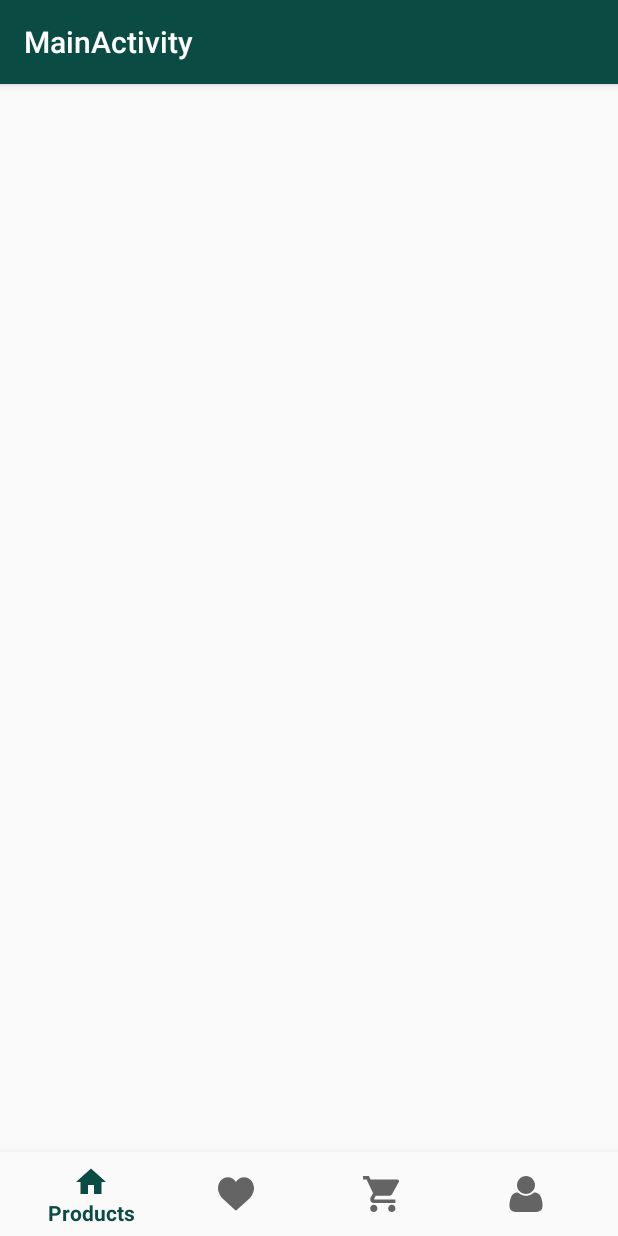
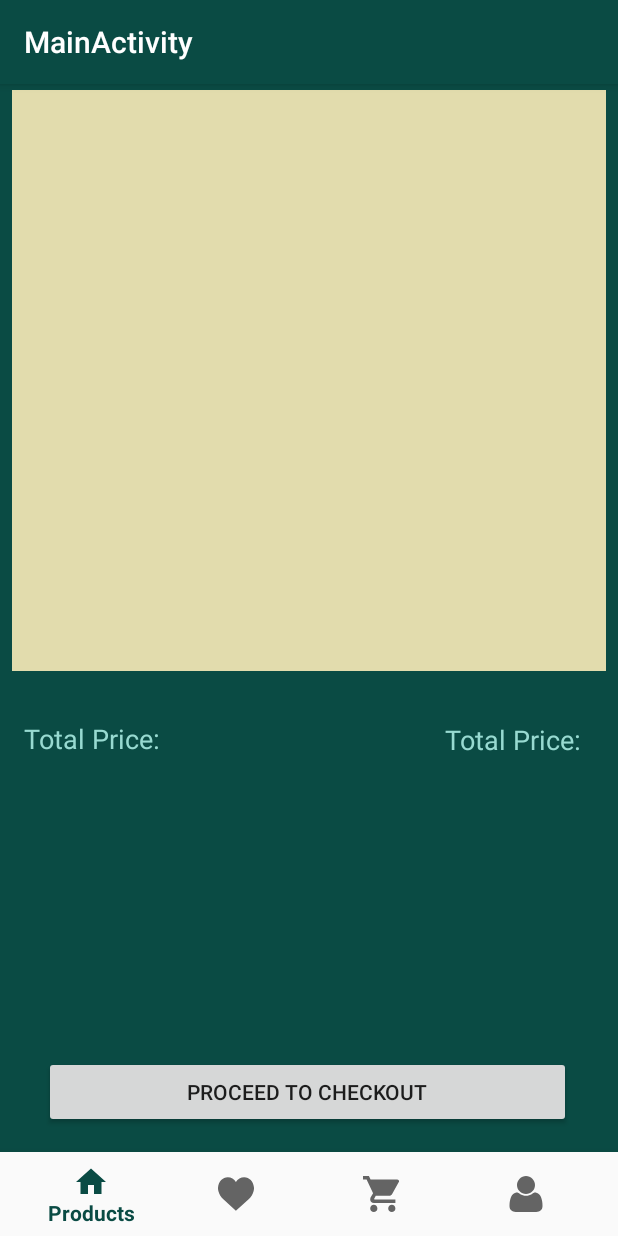
Before and after one commit to Haticenuragba/Crypto-Shopping, an Android app: the fragment CartFragment placed in its activity, on a phone screen of 412 x 824 dp. Run offline under Robolectric (Android 15) with nearby library versions, the phone set to English and light mode, and no system bars; our stand-ins replace Firebase (no records; nobody signed in at launch, a user with empty details on screens opened directly); 2 statements that could not run were skipped.

Commit message:
Proceed to checkout

```diff
--- a/app/src/main/AndroidManifest.xml
+++ b/app/src/main/AndroidManifest.xml
@@ -22,7 +22,8 @@
         <activity
             android:name=".MainActivity"
             android:label="@string/title_activity_main" />
-        <activity android:name=".ProductDetailActivity"></activity>
+        <activity android:name=".ProductDetailActivity" />
+        <activity android:name=".PaymentActivity"></activity>
     </application>
 
 </manifest>
--- a/app/src/main/java/com/crypto_shopping/cryptoshopping/CartFragment.java
+++ b/app/src/main/java/com/crypto_shopping/cryptoshopping/CartFragment.java
@@ -1,17 +1,27 @@
 package com.crypto_shopping.cryptoshopping;
+import android.content.Intent;
 import android.os.Bundle;
 import android.support.annotation.NonNull;
 import android.support.annotation.Nullable;
 import android.support.v4.app.Fragment;
 import android.support.v7.widget.LinearLayoutManager;
 import android.support.v7.widget.RecyclerView;
+import android.util.Log;
 import android.view.LayoutInflater;
 import android.view.View;
 import android.view.ViewGroup;
+import android.widget.Button;
+import android.widget.TextView;
+
 import com.crypto_shopping.cryptoshopping.Objects.ProductInCart;
 import com.firebase.ui.database.FirebaseRecyclerAdapter;
 import com.google.firebase.auth.FirebaseAuth;
+import com.google.firebase.database.DataSnapshot;
+import com.google.firebase.database.DatabaseError;
 import com.google.firebase.database.FirebaseDatabase;
+import com.google.firebase.database.ValueEventListener;
+
+import static com.crypto_shopping.cryptoshopping.MainActivity.favourites;
 
 public class CartFragment extends Fragment {
 
@@ -23,6 +33,10 @@ public class CartFragment extends Fragment {
     }
 
     RecyclerView mRecyclerView;
+    long totalAmount = 0;
+    TextView totalPriceText;
+    Button proceedToCheckOutButton;
+
     @Override
     public void onViewCreated(@NonNull View view, @Nullable Bundle savedInstanceState) {
         super.onViewCreated(view, savedInstanceState);
@@ -30,12 +44,53 @@ public class CartFragment extends Fragment {
         mRecyclerView=getActivity().findViewById(R.id.cartRecyclerView);
         mRecyclerView.setHasFixedSize(true);
         mRecyclerView.setLayoutManager(new LinearLayoutManager(getActivity().getApplicationContext()));
+        totalPriceText = getActivity().findViewById(R.id.totalPrice);
+        proceedToCheckOutButton = getActivity().findViewById(R.id.proceedToCheckOut);
+
+        proceedToCheckOutButton.setOnClickListener(new View.OnClickListener() {
+            @Override
+            public void onClick(View v) {
+                Intent intent = new Intent(getActivity(), PaymentActivity.class);
+                intent.putExtra("AMOUNT_TO_PAY",  totalAmount);
+                startActivity(intent);
+            }
+        });
 
     }
 
     @Override
     public void onStart() {
         super.onStart();
+
+        FirebaseDatabase.getInstance().getReference("Users").child(FirebaseAuth.getInstance().getCurrentUser().getUid()).child("Cart").addValueEventListener(new ValueEventListener() {
+
+
+
+            public void onDataChange(DataSnapshot dataSnapshot) {
+                totalAmount = 0;
+                if(dataSnapshot.exists()){
+                    for (DataSnapshot snapshot : dataSnapshot.getChildren()) {
+
+                        if(snapshot.child("amount").getValue()!=null && snapshot.child("price").getValue()!=null){
+
+                            totalAmount += (long)snapshot.child("amount").getValue() * (long)snapshot.child("price").getValue() ;
+
+                        }
+
+                    }
+                    totalPriceText.setText(Long.toString(totalAmount));
+                }
+
+                Log.v("DEDEDE",Long.toString(totalAmount));
+
+
+            }
+
+            @Override
+            public void onCancelled(DatabaseError databaseError) {
+            }
+        });
+
 
             FirebaseRecyclerAdapter<ProductInCart,CartViewHolder> firebaseRecyclerAdapter = new FirebaseRecyclerAdapter<ProductInCart, CartViewHolder>(
 
@@ -49,7 +104,13 @@ public class CartFragment extends Fragment {
 
                 }
             };
+
+
+
             mRecyclerView.setAdapter(firebaseRecyclerAdapter);
         }
 
-    }
+
+
+
+}
--- a/app/src/main/java/com/crypto_shopping/cryptoshopping/CartViewHolder.java
+++ b/app/src/main/java/com/crypto_shopping/cryptoshopping/CartViewHolder.java
@@ -75,6 +75,7 @@ public class CartViewHolder extends RecyclerView.ViewHolder {
                 selectedAmount = position + 1;
                 product.setAmount(selectedAmount);
                 productPrice.setText(Integer.toString(product.getPrice()*product.getAmount())+" ADA");
+                FirebaseDatabase.getInstance().getReference("Users").child(FirebaseAuth.getInstance().getCurrentUser().getUid()).child("Cart").child(product.getProductID()).child("amount").setValue(selectedAmount);
 
             }
 
@@ -83,6 +84,8 @@ public class CartViewHolder extends RecyclerView.ViewHolder {
                 selectedAmount = product.getAmount();
                 productPrice.setText(Integer.toString(product.getPrice()*product.getAmount())+" ADA");
             }
+
+
         });
 
 
--- a/app/src/main/res/layout/fragment_cart.xml
+++ b/app/src/main/res/layout/fragment_cart.xml
@@ -1,14 +1,84 @@
 <?xml version="1.0" encoding="utf-8"?>
-<FrameLayout xmlns:android="http://schemas.android.com/apk/res/android"
+<android.support.constraint.ConstraintLayout xmlns:android="http://schemas.android.com/apk/res/android"
+    xmlns:app="http://schemas.android.com/apk/res-auto"
     xmlns:tools="http://schemas.android.com/tools"
     android:layout_width="match_parent"
     android:layout_height="match_parent"
+    android:background="@color/colorPrimary"
     tools:context=".CartFragment">
 
     <!-- TODO: Update blank fragment layout -->
+
+
     <android.support.v7.widget.RecyclerView
+        android:id="@+id/cartRecyclerView"
         android:layout_width="match_parent"
-        android:layout_height="match_parent"
-        android:id="@+id/cartRecyclerView"/>
+        android:layout_height="387dp"
+        android:layout_marginStart="8dp"
+        android:layout_marginTop="4dp"
+        android:layout_marginEnd="8dp"
+        android:layout_marginBottom="4dp"
+        android:background="@color/colorAccent"
+        app:layout_constraintBottom_toBottomOf="parent"
+        app:layout_constraintEnd_toEndOf="parent"
+        app:layout_constraintHorizontal_bias="0.0"
+        app:layout_constraintStart_toStartOf="parent"
+        app:layout_constraintTop_toTopOf="parent"
+        app:layout_constraintVertical_bias="0.0" />
 
-</FrameLayout>
+    <TextView
+        android:id="@+id/totalPrice"
+        android:layout_width="wrap_content"
+        android:layout_height="wrap_content"
+        android:layout_margin="16dp"
+        android:layout_marginStart="8dp"
+        android:layout_marginTop="4dp"
+        android:layout_marginEnd="8dp"
+        android:layout_marginBottom="8dp"
+        android:text="@string/total_price"
+        android:textSize="18dp"
+        app:layout_constraintBottom_toBottomOf="parent"
+        app:layout_constraintEnd_toEndOf="parent"
+        app:layout_constraintHorizontal_bias="0.952"
+        app:layout_constraintStart_toEndOf="@+id/textView"
+        app:layout_constraintTop_toBottomOf="@+id/cartRecyclerView"
+        app:layout_constraintVertical_bias="0.066"
+        android:textColor="@color/colorPrimaryDark"/>
+
+    <TextView
+        android:id="@+id/textView"
+        android:layout_width="wrap_content"
+        android:layout_height="wrap_content"
+        android:layout_margin="16dp"
+        android:layout_marginStart="40dp"
+        android:layout_marginTop="4dp"
+        android:layout_marginEnd="8dp"
+        android:layout_marginBottom="8dp"
+        android:text="@string/total_price"
+        android:textSize="18dp"
+        app:layout_constraintBottom_toBottomOf="parent"
+        app:layout_constraintEnd_toEndOf="parent"
+        app:layout_constraintHorizontal_bias="0.0"
+        app:layout_constraintStart_toStartOf="parent"
+        app:layout_constraintTop_toBottomOf="@+id/cartRecyclerView"
+        app:layout_constraintVertical_bias="0.063"
+        android:textColor="@color/colorPrimaryDark"/>
+
+
+    <Button
+        android:id="@+id/proceedToCheckOut"
+        android:layout_width="351dp"
+        android:layout_height="wrap_content"
+        android:layout_margin="16dp"
+        android:layout_marginStart="8dp"
+        android:layout_marginTop="8dp"
+        android:layout_marginEnd="8dp"
+        android:text="@string/proceed_to_checkout"
+        app:layout_constraintBottom_toBottomOf="parent"
+        app:layout_constraintEnd_toEndOf="parent"
+        app:layout_constraintHorizontal_bias="0.47"
+        app:layout_constraintStart_toStartOf="parent"
+        app:layout_constraintTop_toBottomOf="@+id/cartRecyclerView"
+        app:layout_constraintVertical_bias="1.0" />
+
+</android.support.constraint.ConstraintLayout>
--- a/app/src/main/res/values/strings.xml
+++ b/app/src/main/res/values/strings.xml
@@ -19,4 +19,6 @@
     <string name="amount">Amount</string>
     <string name="price">Price</string>
     <string name="price2">Price :</string>
+    <string name="proceed_to_checkout">PROCEED TO CHECKOUT</string>
+    <string name="total_price">Total Price:</string>
 </resources>
```
Also changed, not shown: app/src/main/java/com/crypto_shopping/cryptoshopping/PaymentActivity.java (added, +13 -0 lines), app/src/main/res/layout/activity_payment.xml (added, +25 -0 lines), 1 other file.
